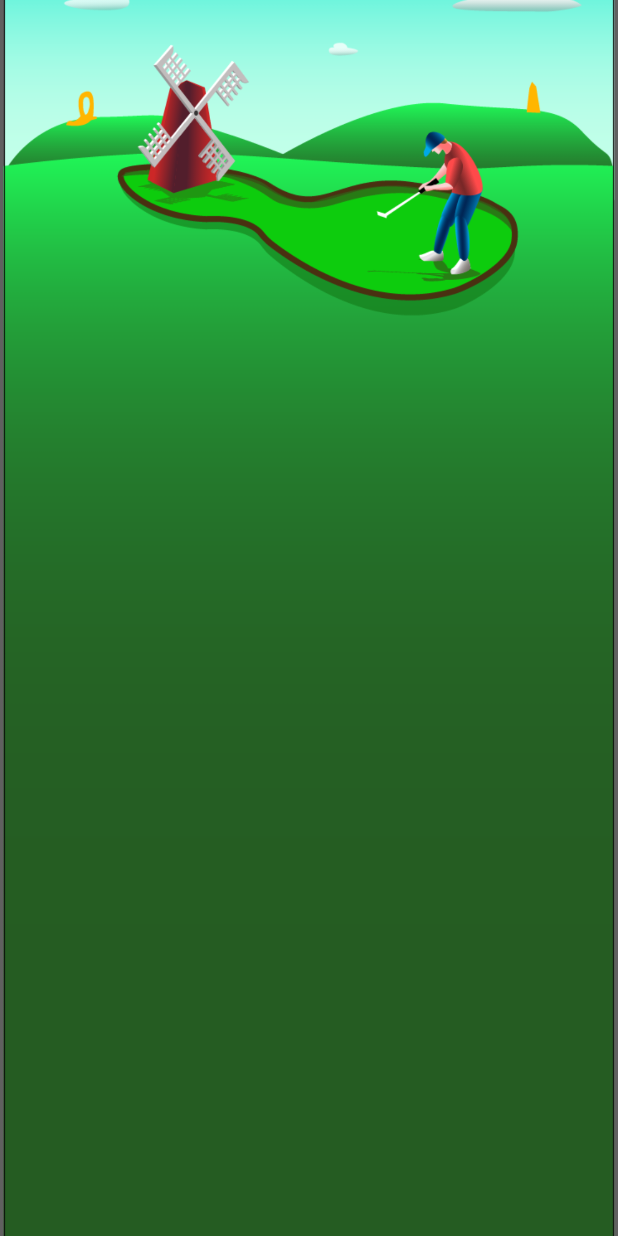
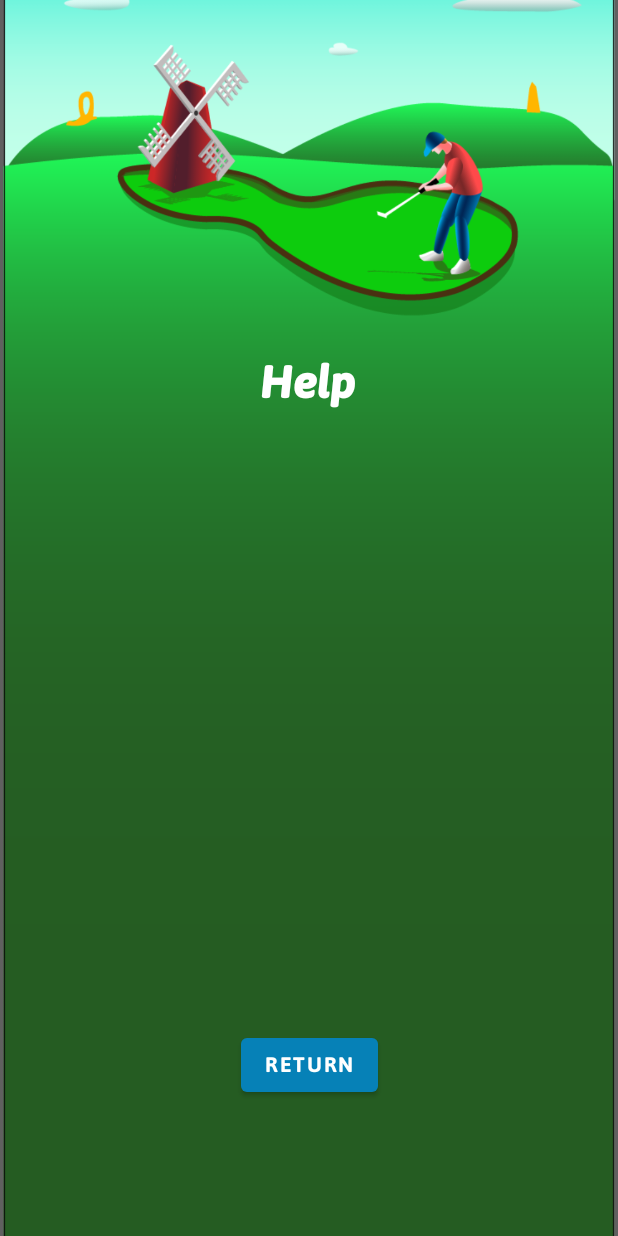
Before and after one commit to mcneerta/MiniGolfApp, an Android app: the Help screen opened directly, with no data from a screen before it, on a phone screen of 412 x 824 dp. Run offline under Robolectric (Android 15) with nearby library versions, the phone set to English and light mode, and no system bars.

Commit message:
Help page returns to scorecard; does not keep updated info yet

```diff
--- a/app/src/main/java/com/cspals/minigolfapp/Help.java
+++ b/app/src/main/java/com/cspals/minigolfapp/Help.java
@@ -2,7 +2,9 @@ package com.cspals.minigolfapp;
 
 import androidx.appcompat.app.AppCompatActivity;
 
+import android.content.Intent;
 import android.os.Bundle;
+import android.view.View;
 
 public class Help extends AppCompatActivity {
 
@@ -11,4 +13,8 @@ public class Help extends AppCompatActivity {
         super.onCreate(savedInstanceState);
         setContentView(R.layout.activity_help);
     }
+
+    public void returnClick(View v) {
+        startActivity(new Intent(Help.this, Scorecard.class));
+    }
 }
--- a/app/src/main/res/layout/activity_help.xml
+++ b/app/src/main/res/layout/activity_help.xml
@@ -16,4 +16,31 @@
         app:layout_constraintStart_toStartOf="parent"
         app:layout_constraintTop_toTopOf="parent" />
 
+    <TextView
+        android:id="@+id/help"
+        android:layout_width="wrap_content"
+        android:layout_height="wrap_content"
+        android:fontFamily="@font/asap_bolditalic"
+        android:text="Help"
+        android:textSize="30dp"
+        android:textStyle="bold"
+        app:layout_constraintBottom_toBottomOf="parent"
+        app:layout_constraintEnd_toEndOf="parent"
+        app:layout_constraintHorizontal_bias="0.498"
+        app:layout_constraintStart_toStartOf="parent"
+        app:layout_constraintTop_toTopOf="parent"
+        app:layout_constraintVertical_bias="0.3" />
+
+    <Button
+        android:id="@+id/ReturnButton"
+        android:layout_width="wrap_content"
+        android:layout_height="wrap_content"
+        android:layout_marginBottom="90dp"
+        android:fontFamily="@font/asap_bold"
+        android:text="Return"
+        android:onClick="returnClick"
+        app:layout_constraintBottom_toBottomOf="parent"
+        app:layout_constraintEnd_toEndOf="parent"
+        app:layout_constraintStart_toStartOf="parent" />
+
 </androidx.constraintlayout.widget.ConstraintLayout>
```
Also changed, not shown: app/src/main/java/com/cspals/minigolfapp/Scorecard.java (+20 -11 lines).
